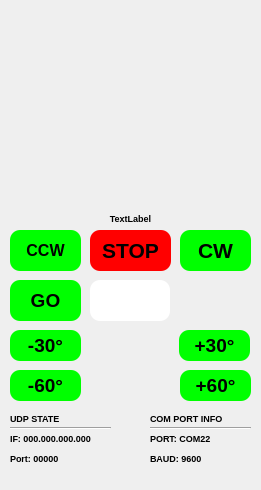
DeXTeRGT/RotateIt, file AntRot.ui: the form before one commit.
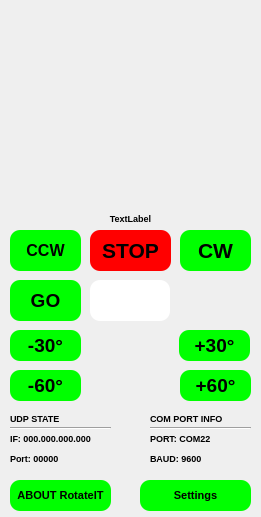
The form after the commit. Custom widgets are drawn as their Qt base class.

Commit message: Added Stettings window

Diff of the .ui file:
```diff
--- a/AntRot.ui
+++ b/AntRot.ui
@@ -7,7 +7,7 @@
     <x>0</x>
     <y>0</y>
     <width>261</width>
-    <height>490</height>
+    <height>517</height>
    </rect>
   </property>
   <property name="sizePolicy">
@@ -448,16 +448,58 @@
      <set>Qt::AlignCenter</set>
     </property>
    </widget>
-  </widget>
-  <widget class="QMenuBar" name="menubar">
-   <property name="geometry">
-    <rect>
-     <x>0</x>
-     <y>0</y>
-     <width>261</width>
-     <height>21</height>
-    </rect>
-   </property>
+   <widget class="QPushButton" name="About">
+    <property name="geometry">
+     <rect>
+      <x>10</x>
+      <y>480</y>
+      <width>101</width>
+      <height>31</height>
+     </rect>
+    </property>
+    <property name="font">
+     <font>
+      <pointsize>8</pointsize>
+      <weight>75</weight>
+      <bold>true</bold>
+     </font>
+    </property>
+    <property name="focusPolicy">
+     <enum>Qt::StrongFocus</enum>
+    </property>
+    <property name="styleSheet">
+     <string notr="true">background: lime;border-radius: 10px;</string>
+    </property>
+    <property name="text">
+     <string>ABOUT RotateIT</string>
+    </property>
+   </widget>
+   <widget class="QPushButton" name="Settings">
+    <property name="geometry">
+     <rect>
+      <x>140</x>
+      <y>480</y>
+      <width>111</width>
+      <height>31</height>
+     </rect>
+    </property>
+    <property name="font">
+     <font>
+      <pointsize>8</pointsize>
+      <weight>75</weight>
+      <bold>true</bold>
+     </font>
+    </property>
+    <property name="focusPolicy">
+     <enum>Qt::StrongFocus</enum>
+    </property>
+    <property name="styleSheet">
+     <string notr="true">background: lime;border-radius: 10px;</string>
+    </property>
+    <property name="text">
+     <string>Settings</string>
+    </property>
+   </widget>
   </widget>
  </widget>
  <customwidgets>
```
The commit also changes 4 other files.
